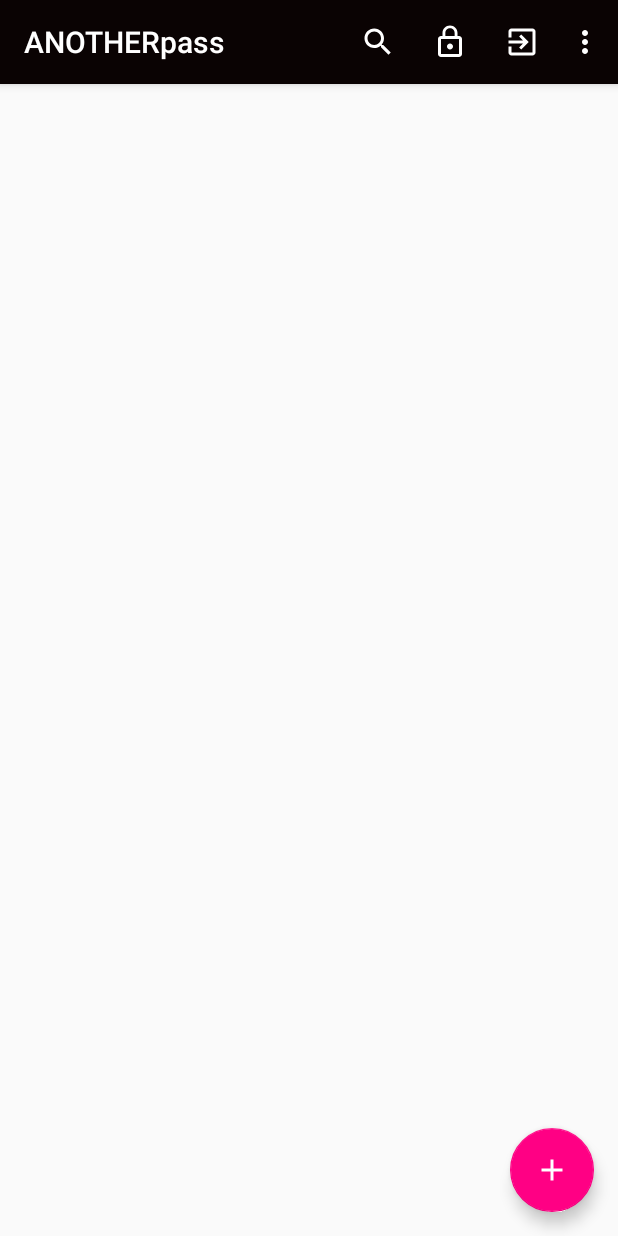
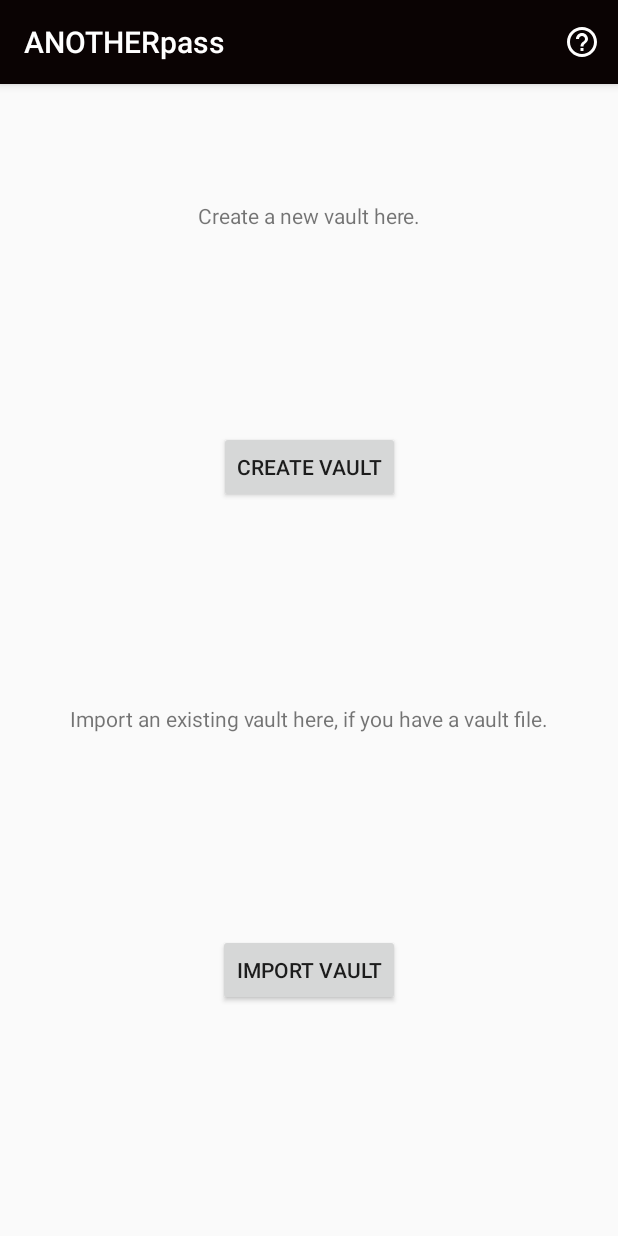
Before and after one commit to jenspfahl/ANOTHERpass, an Android app: the screen it shows after launch (ListCredentialsActivity before the commit, LoginActivity after it), on a phone screen of 412 x 824 dp. Run offline under Robolectric (Android 15) with nearby library versions, the phone set to English and light mode, and no system bars.

Commit message:
WIP1: login

```diff
--- a/app/src/main/AndroidManifest.xml
+++ b/app/src/main/AndroidManifest.xml
@@ -15,9 +15,13 @@
             android:name=".ui.ListCredentialsActivity"
             android:label="@string/app_name"
             android:theme="@style/Theme.YetAnotherPasswordManager.NoActionBar">
+        </activity>
+        <activity
+            android:name=".ui.LoginActivity"
+            android:label="@string/app_name"
+            android:theme="@style/Theme.YetAnotherPasswordManager.NoActionBar">
             <intent-filter>
                 <action android:name="android.intent.action.MAIN" />
-
                 <category android:name="android.intent.category.LAUNCHER" />
             </intent-filter>
         </activity>
--- a/app/src/main/java/de/jepfa/yapm/ui/ListCredentialsActivity.kt
+++ b/app/src/main/java/de/jepfa/yapm/ui/ListCredentialsActivity.kt
@@ -5,7 +5,6 @@
 import android.content.Context
 import android.content.Intent
 import android.os.Bundle
-import android.preference.PreferenceManager
 import android.view.Menu
 import android.view.MenuItem
 import android.view.View
@@ -23,7 +22,6 @@
 import de.jepfa.yapm.model.EncCredential
 import de.jepfa.yapm.model.Encrypted
 import de.jepfa.yapm.service.encrypt.SecretService
-import de.jepfa.yapm.ui.SecureActivity.SecretChecker
 import de.jepfa.yapm.viewmodel.CredentialViewModel
 import de.jepfa.yapm.viewmodel.CredentialViewModelFactory
 
--- /dev/null
+++ b/app/src/main/java/de/jepfa/yapm/ui/LoginActivity.kt
@@ -0,0 +1,41 @@
+package de.jepfa.yapm.ui
+
+import android.app.Activity
+import android.os.Bundle
+import android.view.Menu
+import android.view.MenuItem
+import de.jepfa.yapm.R
+import de.jepfa.yapm.util.PreferenceUtil
+
+
+class LoginActivity : BaseActivity() {
+
+    override fun onCreate(savedInstanceState: Bundle?) {
+        super.onCreate(savedInstanceState)
+
+        if (isMasterKeyStored(this)) {
+            setContentView(R.layout.activity_login)
+        }
+        else {
+            setContentView(R.layout.activity_create_or_import_vault)
+        }
+        setSupportActionBar(findViewById(R.id.toolbar))
+    }
+
+    override fun onCreateOptionsMenu(menu: Menu): Boolean {
+        menuInflater.inflate(R.menu.menu_login, menu)
+        return true
+    }
+
+    override fun onOptionsItemSelected(item: MenuItem): Boolean {
+        return when (item.itemId) {
+            R.id.action_login_help -> true //TODO
+            else -> super.onOptionsItemSelected(item)
+        }
+    }
+
+
+    private fun isMasterKeyStored(activity: Activity): Boolean {
+        return PreferenceUtil.get(PreferenceUtil.PREF_ENCRYPTED_MASTER_KEY, activity) != null
+    }
+}
--- /dev/null
+++ b/app/src/main/java/de/jepfa/yapm/util/PreferenceUtil.kt
@@ -0,0 +1,36 @@
+package de.jepfa.yapm.util
+
+import android.app.Activity
+import android.preference.PreferenceManager
+
+class PreferenceUtil {
+
+    companion object {
+
+        private const val PREF_PREFIX = "YAPM/pref:"
+
+        const val PREF_SALT = PREF_PREFIX + "aslt"
+        const val PREF_HASHED_MASTER_PIN = PREF_PREFIX + "hmpn"
+        const val PREF_MASTER_PASSWORD = PREF_PREFIX + "mpwd"
+        const val PREF_ENCRYPTED_MASTER_KEY = PREF_PREFIX + "enmk"
+
+        fun get(prefKey: String, activity: Activity): String? {
+            val context = activity.applicationContext
+            val defaultSharedPreferences = PreferenceManager
+                    .getDefaultSharedPreferences(context)
+            return defaultSharedPreferences
+                    .getString(prefKey, null)
+        }
+
+        fun put(prefKey: String, value: String, activity: Activity) {
+            val context = activity.applicationContext
+            val defaultSharedPreferences = PreferenceManager
+                    .getDefaultSharedPreferences(context)
+
+            val editor = defaultSharedPreferences.edit()
+            editor.putString(prefKey, value)
+            editor.commit()
+
+        }
+    }
+}
--- /dev/null
+++ b/app/src/main/res/drawable/ic_baseline_help_outline_24.xml
@@ -0,0 +1,5 @@
+<vector android:height="24dp" android:tint="#FFFFFF"
+    android:viewportHeight="24" android:viewportWidth="24"
+    android:width="24dp" xmlns:android="http://schemas.android.com/apk/res/android">
+    <path android:fillColor="@android:color/white" android:pathData="M11,18h2v-2h-2v2zM12,2C6.48,2 2,6.48 2,12s4.48,10 10,10 10,-4.48 10,-10S17.52,2 12,2zM12,20c-4.41,0 -8,-3.59 -8,-8s3.59,-8 8,-8 8,3.59 8,8 -3.59,8 -8,8zM12,6c-2.21,0 -4,1.79 -4,4h2c0,-1.1 0.9,-2 2,-2s2,0.9 2,2c0,2 -3,1.75 -3,5h2c0,-2.25 3,-2.5 3,-5 0,-2.21 -1.79,-4 -4,-4z"/>
+</vector>
--- /dev/null
+++ b/app/src/main/res/layout/activity_create_or_import_vault.xml
@@ -0,0 +1,74 @@
+<?xml version="1.0" encoding="utf-8"?>
+<androidx.coordinatorlayout.widget.CoordinatorLayout xmlns:android="http://schemas.android.com/apk/res/android"
+    xmlns:app="http://schemas.android.com/apk/res-auto"
+    xmlns:tools="http://schemas.android.com/tools"
+    android:layout_width="match_parent"
+    android:layout_height="match_parent"
+    tools:context=".ui.LoginActivity">
+
+    <com.google.android.material.appbar.AppBarLayout
+        android:layout_width="match_parent"
+        android:layout_height="wrap_content"
+        android:theme="@style/Theme.YetAnotherPasswordManager.AppBarOverlay">
+
+        <androidx.appcompat.widget.Toolbar
+            android:id="@+id/toolbar"
+            android:layout_width="match_parent"
+            android:layout_height="?attr/actionBarSize"
+            android:background="?attr/colorPrimary"
+            app:popupTheme="@style/Theme.YetAnotherPasswordManager.PopupOverlay" />
+
+    </com.google.android.material.appbar.AppBarLayout>
+
+    <androidx.constraintlayout.widget.ConstraintLayout xmlns:android="http://schemas.android.com/apk/res/android"
+        xmlns:app="http://schemas.android.com/apk/res-auto"
+        xmlns:tools="http://schemas.android.com/tools"
+        android:layout_width="match_parent"
+        android:layout_height="match_parent">
+
+        <TextView
+            android:id="@+id/textview_create_vault"
+            android:layout_width="wrap_content"
+            android:layout_height="wrap_content"
+            android:text="@string/text_create_new_vault"
+            app:layout_constraintBottom_toTopOf="@id/button_create_vault"
+            app:layout_constraintEnd_toEndOf="parent"
+            app:layout_constraintStart_toStartOf="parent"
+            app:layout_constraintTop_toTopOf="parent" />
+
+        <Button
+            android:id="@+id/button_create_vault"
+            android:layout_width="wrap_content"
+            android:layout_height="wrap_content"
+            android:text="@string/button_create_new_vault"
+            app:layout_constraintBottom_toBottomOf="@id/textview_import_vault"
+            app:layout_constraintEnd_toEndOf="parent"
+            app:layout_constraintStart_toStartOf="parent"
+            app:layout_constraintTop_toTopOf="@id/textview_create_vault" />
+
+
+
+        <TextView
+            android:id="@+id/textview_import_vault"
+            android:layout_width="wrap_content"
+            android:layout_height="wrap_content"
+            android:text="@string/text_import_new_vault"
+            app:layout_constraintBottom_toBottomOf="@id/button_import_vault"
+            app:layout_constraintEnd_toEndOf="parent"
+            app:layout_constraintStart_toStartOf="parent"
+            app:layout_constraintTop_toTopOf="@id/button_create_vault" />
+
+        <Button
+            android:id="@+id/button_import_vault"
+            android:layout_width="wrap_content"
+            android:layout_height="wrap_content"
+            android:text="@string/button_import_new_vault"
+            app:layout_constraintBottom_toBottomOf="parent"
+            app:layout_constraintEnd_toEndOf="parent"
+            app:layout_constraintStart_toStartOf="parent"
+            app:layout_constraintTop_toTopOf="@id/textview_import_vault" />
+
+
+    </androidx.constraintlayout.widget.ConstraintLayout>
+
+</androidx.coordinatorlayout.widget.CoordinatorLayout>
--- /dev/null
+++ b/app/src/main/res/menu/menu_login.xml
@@ -0,0 +1,12 @@
+<menu xmlns:android="http://schemas.android.com/apk/res/android"
+    xmlns:app="http://schemas.android.com/apk/res-auto"
+    xmlns:tools="http://schemas.android.com/tools"
+    tools:context="de.jepfa.yapm.ui.LoginActivity">
+
+    <item
+        android:id="@+id/action_login_help"
+        android:icon="@drawable/ic_baseline_help_outline_24"
+        app:showAsAction="always"
+        android:title="@string/login_help">
+    </item>
+</menu>
--- a/app/src/main/res/values/strings.xml
+++ b/app/src/main/res/values/strings.xml
@@ -45,6 +45,11 @@
     <string name="message_encrypt_passphrase_required">Please enter your passphrase to encrypt your credentials.</string>
     <string name="lock_items">Lock credentials</string>
     <string name="logout">Logout</string>
+    <string name="login_help">Help</string>
+    <string name="button_create_new_vault">Create vault</string>
+    <string name="text_create_new_vault">Create a new vault here. </string>
+    <string name="button_import_new_vault">Import vault</string>
+    <string name="text_import_new_vault">Import an existing vault here, if you have a vault file.</string>
 
 
 </resources>
```
Also changed, not shown: app/src/main/java/de/jepfa/yapm/ui/SecureActivity.kt (+13 -30 lines), app/src/main/res/layout/activity_login.xml (added, +25 -0 lines), app/src/main/res/layout/content_login.xml (renamed from app/src/main/res/layout/content_main.xml).
